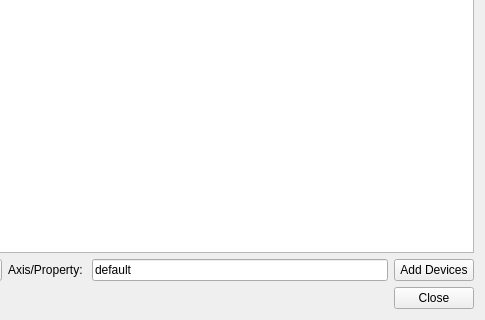
First picture: the form in src/extensions/scantool/dialogs/device_dialog.ui, repository European-XFEL/guiextensions, before the edit; both pictures show x 84 to 569 and y 180 to 500 of the 569 by 500 pixel window.
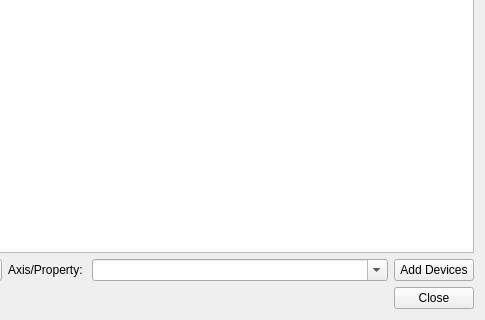
Second picture: the form after the edit.

Commit message: Scantool device view: refactoring and new device dialog features

Diff of the .ui file:
```diff
--- a/src/extensions/scantool/dialogs/device_dialog.ui
+++ b/src/extensions/scantool/dialogs/device_dialog.ui
@@ -92,9 +92,15 @@
       </widget>
      </item>
      <item>
-      <widget class="QLineEdit" name="prop_ledit">
-       <property name="text">
-        <string>default</string>
+      <widget class="QComboBox" name="prop_cbox">
+       <property name="sizePolicy">
+        <sizepolicy hsizetype="Expanding" vsizetype="Fixed">
+         <horstretch>0</horstretch>
+         <verstretch>0</verstretch>
+        </sizepolicy>
+       </property>
+       <property name="editable">
+        <bool>true</bool>
        </property>
       </widget>
      </item>
```
Left out of the diff: 6 changed lines with no effect on the pictures. The commit also changes 11 other files.
